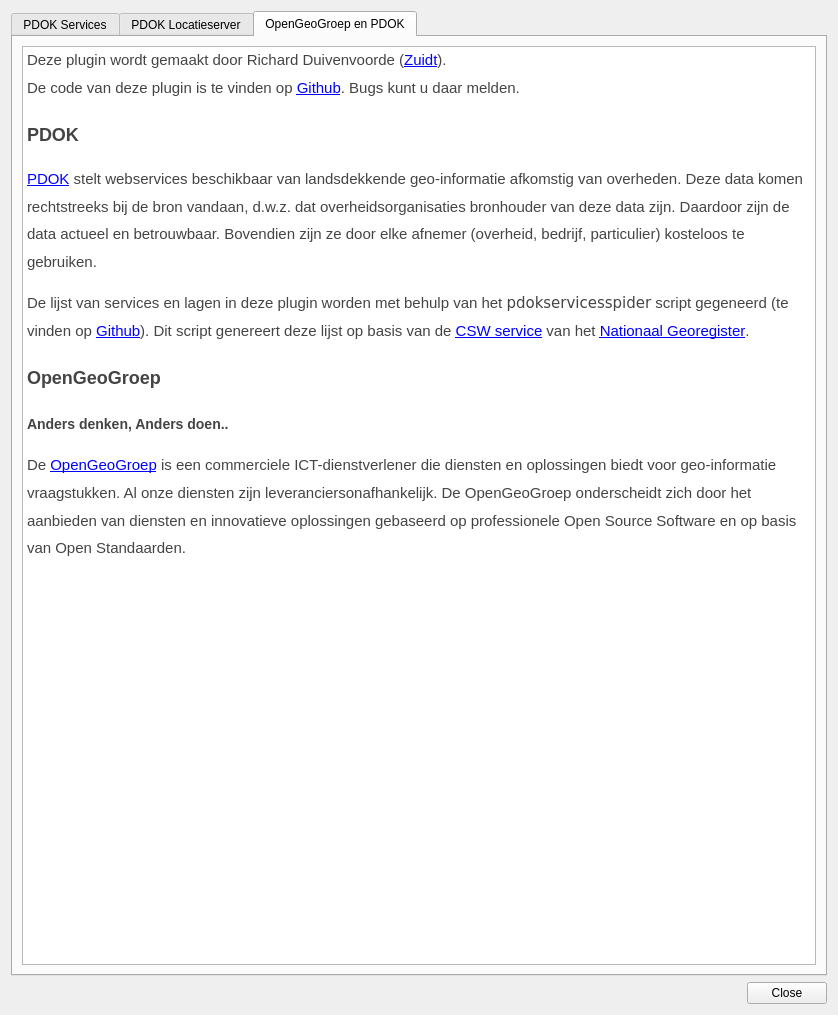
The window that pdokservicesplugin/ui_pdokservicesplugindialog.ui (rduivenvoorde/pdokservicesplugin) describes before a commit, drawn with Qt 5.
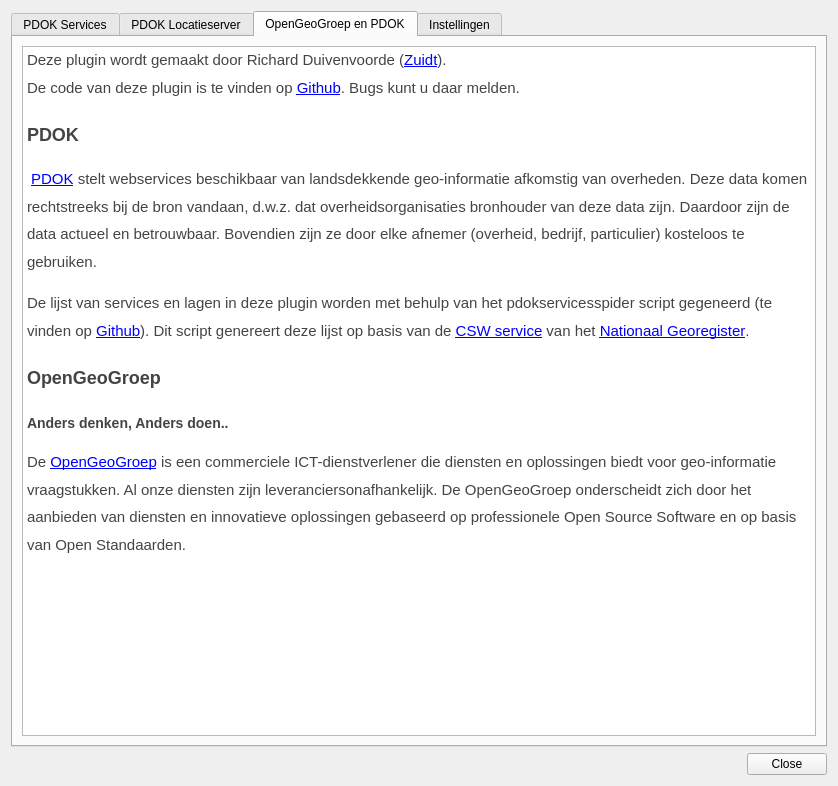
The same window after the commit. The open tabs and pages were chosen to show the change. Icons and pictures are not drawn.

Commit message: Maak blijvend kruisje weer heel

Diff of the .ui file:
```diff
--- a/pdokservicesplugin/ui_pdokservicesplugindialog.ui
+++ b/pdokservicesplugin/ui_pdokservicesplugindialog.ui
@@ -7,7 +7,7 @@
         <x>0</x>
         <y>0</y>
         <width>838</width>
-        <height>1015</height>
+    <height>786</height>
       </rect>
     </property>
     <property name="windowTitle">
@@ -326,59 +326,17 @@
               <item row="0" column="0">
                 <widget class="QTextBrowser" name="webView">
                   <property name="html">
-                    <string>&lt;html&gt;
-
-&lt;head&gt;
-  &lt;style&gt;
-    body {
-      color: #444444;
-      font-family: &quot;Helvetica Neue&quot;, Helvetica, Arial, sans-serif;
-      font-size: 15px;
-      font-size-adjust: none;
-      font-stretch: normal;
-      font-style: normal;
-      font-variant: normal;
-      font-weight: 300;
-      line-height: 1.625;
-    }
-  &lt;/style&gt;
-
-&lt;/head&gt;
-
-&lt;body&gt;
-  &lt;p&gt;
-    Deze plugin wordt gemaakt door Richard Duivenvoorde (&lt;a href=&quot;http://www.zuidt.nl&quot;&gt;Zuidt&lt;/a&gt;).
-    &lt;br&gt;
-    De code van deze plugin is te vinden op &lt;a href=&quot;https://github.com/rduivenvoorde/pdokservicesplugin&quot;&gt;Github&lt;/a&gt;.
-    Bugs kunt u daar melden.
-  &lt;/p&gt;
-
-  &lt;h2&gt;PDOK&lt;/h2&gt;
-  &lt;p&gt;
-    &lt;img style=&quot;margin-right:10px;&quot; src=&quot;:/plugins/pdokservicesplugin/resources/pdok.png&quot; align=&quot;left&quot; /&gt;
-    &lt;a href=&quot;http://www.pdok.nl&quot;&gt;PDOK&lt;/a&gt; stelt webservices beschikbaar van landsdekkende geo-informatie afkomstig van
-    overheden. Deze data komen rechtstreeks bij de bron vandaan, d.w.z. dat overheidsorganisaties bronhouder van deze
-    data zijn. Daardoor zijn de data actueel en betrouwbaar. Bovendien zijn ze door elke afnemer (overheid, bedrijf,
-    particulier) kosteloos te gebruiken.
-  &lt;/p&gt;
-  &lt;p&gt;
-    De lijst van services en lagen in deze plugin worden met behulp van het &lt;tt&gt;pdokservicesspider&lt;/tt&gt; script
-    gegeneerd (te vinden op &lt;a href=&quot;https://github.com/rduivenvoorde/pdokservicesplugin&quot;&gt;Github&lt;/a&gt;). Dit script
-    genereert deze lijst op basis van de &lt;a
-      href=&quot;https://www.nationaalgeoregister.nl/geonetwork/srv/dut/csw?service=CSW&amp;request=GetCapabilities&amp;version=2.0.2&quot;&gt;CSW
-      service&lt;/a&gt; van het &lt;a href=&quot;https://www.nationaalgeoregister.nl/&quot;&gt;Nationaal Georegister&lt;/a&gt;.
-  &lt;/p&gt;
-
-  &lt;h2&gt;OpenGeoGroep&lt;/h2&gt;
-  &lt;h3&gt;Anders denken, Anders doen..&lt;/h3&gt;
-  &lt;p&gt;&lt;img src=&quot;:/plugins/pdokservicesplugin/resources/ogg.gif&quot; align=&quot;left&quot; /&gt;De &lt;a
-      href=&quot;http://www.opengeogroep.nl&quot;&gt;OpenGeoGroep&lt;/a&gt; is een
-    commerciele ICT-dienstverlener die diensten en oplossingen biedt voor geo-informatie vraagstukken. Al onze diensten
-    zijn leveranciersonafhankelijk. De OpenGeoGroep onderscheidt zich door het aanbieden van diensten en innovatieve
-    oplossingen gebaseerd op professionele Open Source Software en op basis van Open Standaarden.&lt;/p&gt;
-&lt;/body&gt;
-
-&lt;/html&gt;</string>
+          <string>&lt;!DOCTYPE HTML PUBLIC &quot;-//W3C//DTD HTML 4.0//EN&quot; &quot;http://www.w3.org/TR/REC-html40/strict.dtd&quot;&gt;
+&lt;html&gt;&lt;head&gt;&lt;meta name=&quot;qrichtext&quot; content=&quot;1&quot; /&gt;&lt;style type=&quot;text/css&quot;&gt;
+p, li { white-space: pre-wrap; }
+&lt;/style&gt;&lt;/head&gt;&lt;body style=&quot; font-family:'Cantarell'; font-size:11pt; font-weight:400; font-style:normal;&quot;&gt;
+&lt;p style=&quot; margin-top:12px; margin-bottom:12px; margin-left:0px; margin-right:0px; -qt-block-indent:0; text-indent:0px; line-height:162.5%;&quot;&gt;&lt;span style=&quot; font-family:'Helvetica Neue','Helvetica','Arial','sans-serif'; font-size:15px; font-weight:304; color:#444444;&quot;&gt;Deze plugin wordt gemaakt door Richard Duivenvoorde (&lt;/span&gt;&lt;a href=&quot;http://www.zuidt.nl&quot;&gt;&lt;span style=&quot; font-family:'Helvetica Neue','Helvetica','Arial','sans-serif'; font-size:15px; font-weight:304; text-decoration: underline; color:#0000ff;&quot;&gt;Zuidt&lt;/span&gt;&lt;/a&gt;&lt;span style=&quot; font-family:'Helvetica Neue','Helvetica','Arial','sans-serif'; font-size:15px; font-weight:304; color:#444444;&quot;&gt;). &lt;br /&gt;De code van deze plugin is te vinden op &lt;/span&gt;&lt;a href=&quot;https://github.com/rduivenvoorde/pdokservicesplugin&quot;&gt;&lt;span style=&quot; font-family:'Helvetica Neue','Helvetica','Arial','sans-serif'; font-size:15px; font-weight:304; text-decoration: underline; color:#0000ff;&quot;&gt;Github&lt;/span&gt;&lt;/a&gt;&lt;span style=&quot; font-family:'Helvetica Neue','Helvetica','Arial','sans-serif'; font-size:15px; font-weight:304; color:#444444;&quot;&gt;. Bugs kunt u daar melden. &lt;/span&gt;&lt;/p&gt;
+&lt;h2 style=&quot; margin-top:16px; margin-bottom:12px; margin-left:0px; margin-right:0px; -qt-block-indent:0; text-indent:0px; line-height:162.5%;&quot;&gt;&lt;span style=&quot; font-family:'Helvetica Neue','Helvetica','Arial','sans-serif'; font-size:x-large; font-weight:600; color:#444444;&quot;&gt;PDOK&lt;/span&gt;&lt;span style=&quot; font-family:'Helvetica Neue','Helvetica','Arial','sans-serif'; font-size:15px; font-weight:304; color:#444444;&quot;&gt; &lt;/span&gt;&lt;/h2&gt;
+&lt;p style=&quot; margin-top:12px; margin-bottom:12px; margin-left:0px; margin-right:0px; -qt-block-indent:0; text-indent:0px; line-height:162.5%;&quot;&gt;&lt;img src=&quot;:/plugins/pdokservicesplugin/resources/pdok.png&quot; style=&quot;float: left;&quot; /&gt;&lt;span style=&quot; font-family:'Helvetica Neue','Helvetica','Arial','sans-serif'; font-size:15px; font-weight:304; color:#444444;&quot;&gt; &lt;/span&gt;&lt;a href=&quot;http://www.pdok.nl&quot;&gt;&lt;span style=&quot; font-family:'Helvetica Neue','Helvetica','Arial','sans-serif'; font-size:15px; font-weight:304; text-decoration: underline; color:#0000ff;&quot;&gt;PDOK&lt;/span&gt;&lt;/a&gt;&lt;span style=&quot; font-family:'Helvetica Neue','Helvetica','Arial','sans-serif'; font-size:15px; font-weight:304; color:#444444;&quot;&gt; stelt webservices beschikbaar van landsdekkende geo-informatie afkomstig van overheden. Deze data komen rechtstreeks bij de bron vandaan, d.w.z. dat overheidsorganisaties bronhouder van deze data zijn. Daardoor zijn de data actueel en betrouwbaar. Bovendien zijn ze door elke afnemer (overheid, bedrijf, particulier) kosteloos te gebruiken. &lt;/span&gt;&lt;/p&gt;
+&lt;p style=&quot; margin-top:12px; margin-bottom:12px; margin-left:0px; margin-right:0px; -qt-block-indent:0; text-indent:0px; line-height:162.5%;&quot;&gt;&lt;span style=&quot; font-family:'Helvetica Neue','Helvetica','Arial','sans-serif'; font-size:15px; font-weight:304; color:#444444;&quot;&gt;De lijst van services en lagen in deze plugin worden met behulp van het &lt;/span&gt;&lt;span style=&quot; font-family:'monospace'; font-size:15px; font-weight:304; color:#444444;&quot;&gt;pdokservicesspider&lt;/span&gt;&lt;span style=&quot; font-family:'Helvetica Neue','Helvetica','Arial','sans-serif'; font-size:15px; font-weight:304; color:#444444;&quot;&gt; script gegeneerd (te vinden op &lt;/span&gt;&lt;a href=&quot;https://github.com/rduivenvoorde/pdokservicesplugin&quot;&gt;&lt;span style=&quot; font-family:'Helvetica Neue','Helvetica','Arial','sans-serif'; font-size:15px; font-weight:304; text-decoration: underline; color:#0000ff;&quot;&gt;Github&lt;/span&gt;&lt;/a&gt;&lt;span style=&quot; font-family:'Helvetica Neue','Helvetica','Arial','sans-serif'; font-size:15px; font-weight:304; color:#444444;&quot;&gt;). Dit script genereert deze lijst op basis van de &lt;/span&gt;&lt;a href=&quot;https://www.nationaalgeoregister.nl/geonetwork/srv/dut/csw?service=CSW&amp;amp;request=GetCapabilities&amp;amp;version=2.0.2&quot;&gt;&lt;span style=&quot; font-family:'Helvetica Neue','Helvetica','Arial','sans-serif'; font-size:15px; font-weight:304; text-decoration: underline; color:#0000ff;&quot;&gt;CSW service&lt;/span&gt;&lt;/a&gt;&lt;span style=&quot; font-family:'Helvetica Neue','Helvetica','Arial','sans-serif'; font-size:15px; font-weight:304; color:#444444;&quot;&gt; van het &lt;/span&gt;&lt;a href=&quot;https://www.nationaalgeoregister.nl/&quot;&gt;&lt;span style=&quot; font-family:'Helvetica Neue','Helvetica','Arial','sans-serif'; font-size:15px; font-weight:304; text-decoration: underline; color:#0000ff;&quot;&gt;Nationaal Georegister&lt;/span&gt;&lt;/a&gt;&lt;span style=&quot; font-family:'Helvetica Neue','Helvetica','Arial','sans-serif'; font-size:15px; font-weight:304; color:#444444;&quot;&gt;. &lt;/span&gt;&lt;/p&gt;
+&lt;h2 style=&quot; margin-top:16px; margin-bottom:12px; margin-left:0px; margin-right:0px; -qt-block-indent:0; text-indent:0px; line-height:162.5%;&quot;&gt;&lt;span style=&quot; font-family:'Helvetica Neue','Helvetica','Arial','sans-serif'; font-size:x-large; font-weight:600; color:#444444;&quot;&gt;OpenGeoGroep&lt;/span&gt;&lt;span style=&quot; font-family:'Helvetica Neue','Helvetica','Arial','sans-serif'; font-size:15px; font-weight:304; color:#444444;&quot;&gt; &lt;/span&gt;&lt;/h2&gt;
+&lt;h3 style=&quot; margin-top:14px; margin-bottom:12px; margin-left:0px; margin-right:0px; -qt-block-indent:0; text-indent:0px; line-height:162.5%;&quot;&gt;&lt;span style=&quot; font-family:'Helvetica Neue','Helvetica','Arial','sans-serif'; font-size:large; font-weight:600; color:#444444;&quot;&gt;Anders denken, Anders doen..&lt;/span&gt;&lt;span style=&quot; font-family:'Helvetica Neue','Helvetica','Arial','sans-serif'; font-size:15px; font-weight:304; color:#444444;&quot;&gt; &lt;/span&gt;&lt;/h3&gt;
+&lt;p style=&quot; margin-top:12px; margin-bottom:12px; margin-left:0px; margin-right:0px; -qt-block-indent:0; text-indent:0px; line-height:162.5%;&quot;&gt;&lt;img src=&quot;:/plugins/pdokservicesplugin/resources/ogg.gif&quot; style=&quot;float: left;&quot; /&gt;&lt;span style=&quot; font-family:'Helvetica Neue','Helvetica','Arial','sans-serif'; font-size:15px; font-weight:304; color:#444444;&quot;&gt;De &lt;/span&gt;&lt;a href=&quot;http://www.opengeogroep.nl&quot;&gt;&lt;span style=&quot; font-family:'Helvetica Neue','Helvetica','Arial','sans-serif'; font-size:15px; font-weight:304; text-decoration: underline; color:#0000ff;&quot;&gt;OpenGeoGroep&lt;/span&gt;&lt;/a&gt;&lt;span style=&quot; font-family:'Helvetica Neue','Helvetica','Arial','sans-serif'; font-size:15px; font-weight:304; color:#444444;&quot;&gt; is een commerciele ICT-dienstverlener die diensten en oplossingen biedt voor geo-informatie vraagstukken. Al onze diensten zijn leveranciersonafhankelijk. De OpenGeoGroep onderscheidt zich door het aanbieden van diensten en innovatieve oplossingen gebaseerd op professionele Open Source Software en op basis van Open Standaarden.&lt;/span&gt; &lt;/p&gt;&lt;/body&gt;&lt;/html&gt;</string>
                   </property>
                   <property name="openExternalLinks">
                     <bool>true</bool>
@@ -387,6 +345,32 @@
               </item>
             </layout>
           </widget>
+     <widget class="QWidget" name="tab">
+      <attribute name="title">
+       <string>Instellingen</string>
+      </attribute>
+      <layout class="QGridLayout" name="gridLayout">
+       <item row="0" column="0">
+        <widget class="QGroupBox" name="groupBox">
+         <property name="title">
+          <string>Locatieserver prikker</string>
+         </property>
+         <layout class="QGridLayout" name="gridLayout_6">
+          <item row="0" column="0">
+           <widget class="QCheckBox" name="cb_flashing_geoms">
+            <property name="text">
+             <string>Gebruik 'Flashing Geoms' om locatieserver resultaat op de kaart te tonen ('Vink UIT' voor blijvend kruisje)</string>
+            </property>
+            <property name="checked">
+             <bool>true</bool>
+            </property>
+           </widget>
+          </item>
+         </layout>
+        </widget>
+       </item>
+      </layout>
+     </widget>
         </widget>
       </item>
       <item>
```
Left out of the diff: 2 changed lines with no effect on the pictures. Lines whose indentation alone changed are shown as unchanged. The commit also changes 2 other files.
